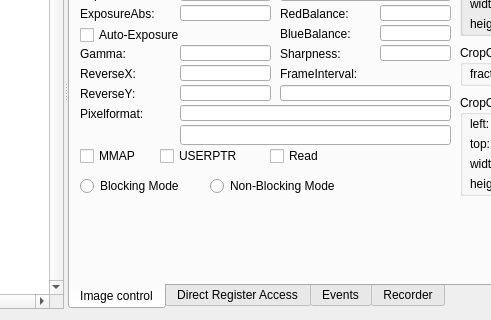
Old version of the form Source/res/v4l2test.ui in the repository alliedvision/V4L2Viewer; both pictures show x 370 to 861 and y 500 to 820 of the 1224 by 820 pixel window.
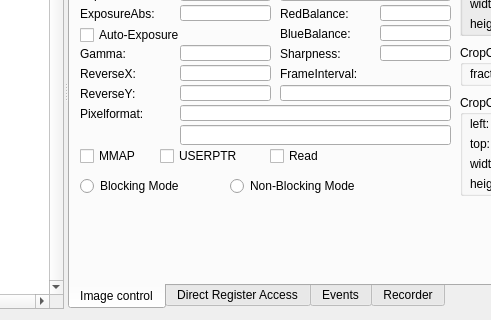
New version of the form. Icons and pictures are not drawn.

Commit message: -Minor adjustments of radio buttons

```diff
--- a/Source/res/v4l2test.ui
+++ b/Source/res/v4l2test.ui
@@ -1493,7 +1493,7 @@
            <rect>
             <x>10</x>
             <y>300</y>
-            <width>121</width>
+            <width>151</width>
             <height>22</height>
            </rect>
           </property>
@@ -1504,9 +1504,9 @@
          <widget class="QRadioButton" name="m_radioNonBlocking">
           <property name="geometry">
            <rect>
-            <x>140</x>
+            <x>160</x>
             <y>300</y>
-            <width>151</width>
+            <width>181</width>
             <height>22</height>
            </rect>
           </property>
```
